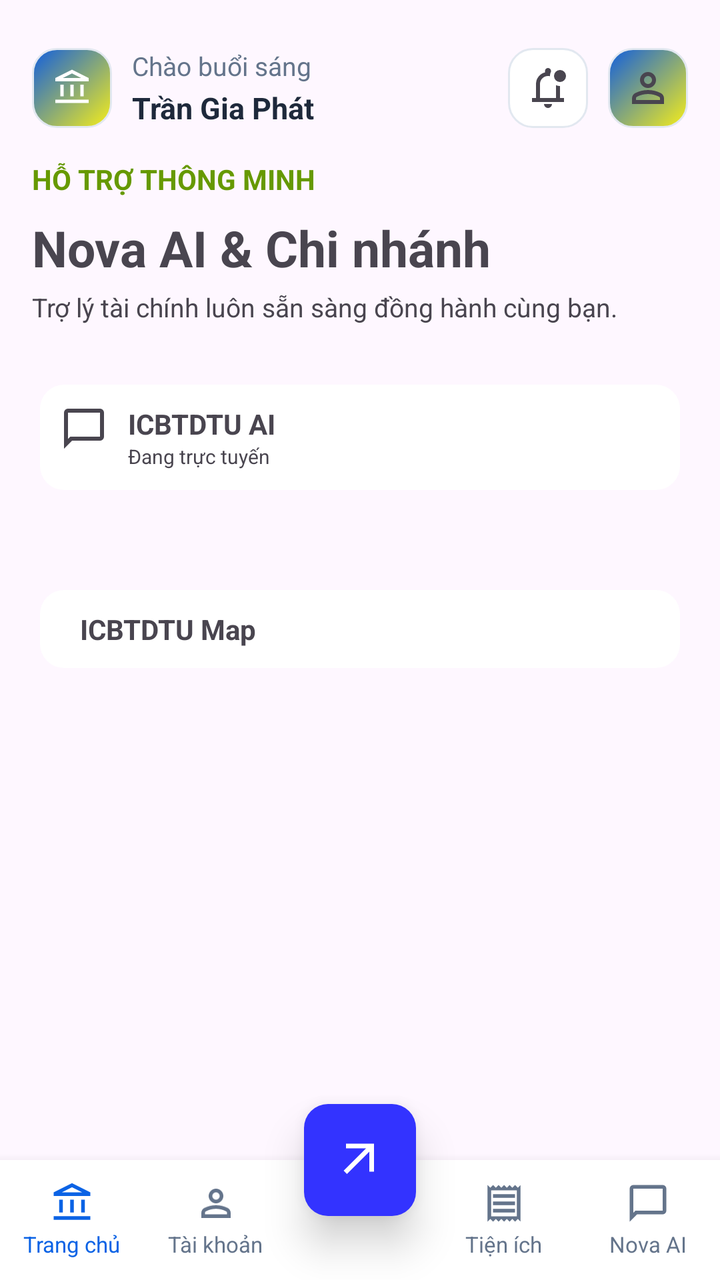
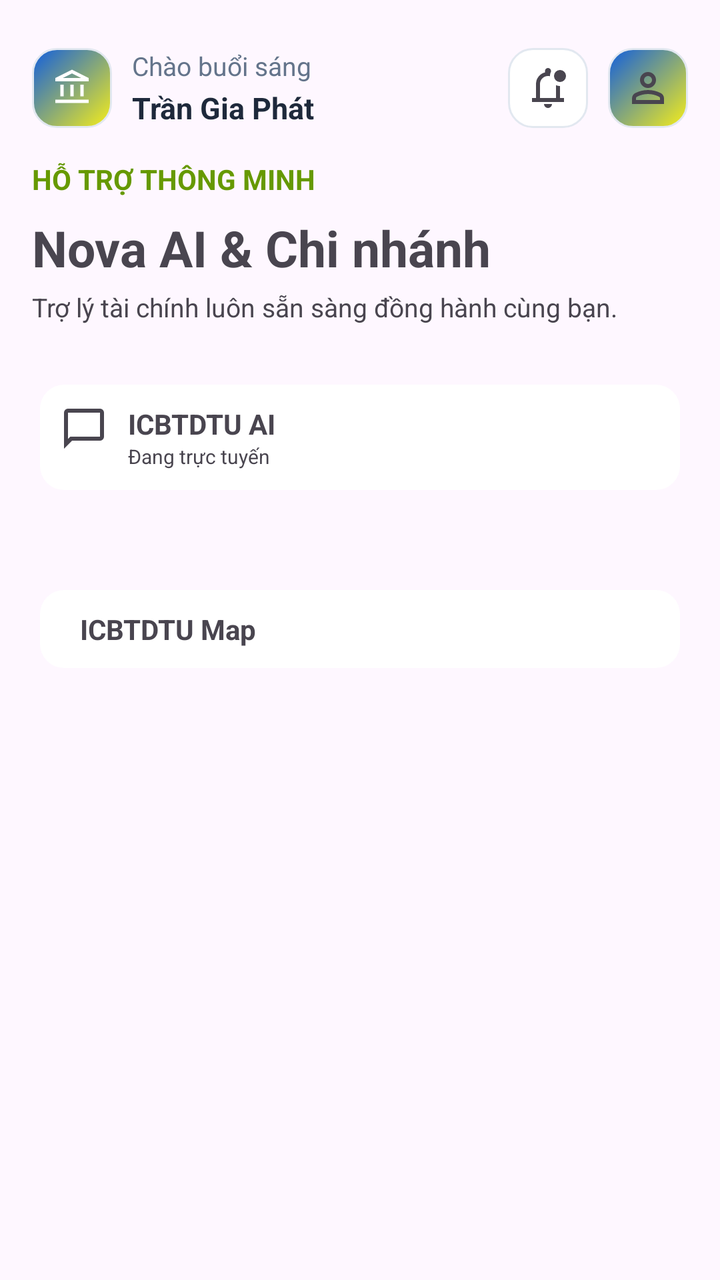

An Android layout rendered at two revisions. The XML below is the earlier revision; the diff shows what the commit changed to produce the second picture.
<!-- AndroidManifest.xml: application theme Theme.Industrial_and_Commercial_Bank_of_TDTU -->
<!-- res/layout/activity_chat_bot.xml -->
<?xml version="1.0" encoding="utf-8"?>
<androidx.constraintlayout.widget.ConstraintLayout xmlns:android="http://schemas.android.com/apk/res/android"
    xmlns:app="http://schemas.android.com/apk/res-auto"
    xmlns:tools="http://schemas.android.com/tools"
    android:id="@+id/main"
    android:layout_width="match_parent"
    android:layout_height="match_parent"
    tools:context=".ChatBotActivity">
    
    <ImageView
        android:id="@+id/imageView"
        android:layout_width="40dp"
        android:layout_height="40dp"
        android:layout_marginStart="16dp"
        android:layout_marginTop="24dp"
        android:background="@drawable/bg_logo_rounded"
        android:padding="10dp"
        app:layout_constraintStart_toStartOf="parent"
        app:layout_constraintTop_toTopOf="parent"
        app:srcCompat="@drawable/account_balance_24px" />

    <TextView
        android:id="@+id/textView8"
        android:layout_width="wrap_content"
        android:layout_height="wrap_content"
        android:layout_marginStart="10dp"
        android:text="Chào buổi sáng"
        android:textColor="#64748B"
        android:textSize="13sp"
        app:layout_constraintStart_toEndOf="@+id/imageView"
        app:layout_constraintTop_toTopOf="@+id/imageView" />

    <TextView
        android:id="@+id/txtName"
        android:layout_width="wrap_content"
        android:layout_height="wrap_content"
        android:layout_marginStart="10dp"
        android:layout_marginTop="2dp"
        android:text="Trần Gia Phát"
        android:textColor="#1E293B"
        android:textSize="15sp"
        android:textStyle="bold"
        app:layout_constraintStart_toEndOf="@+id/imageView"
        app:layout_constraintTop_toBottomOf="@+id/textView8" />

    <ImageButton
        android:id="@+id/imgProfile"
        android:layout_width="40dp"
        android:layout_height="40dp"
        android:layout_marginEnd="16dp"
        android:background="@drawable/bg_logo_rounded"
        android:padding="10dp"
        app:layout_constraintBottom_toBottomOf="@+id/imageView"
        app:layout_constraintEnd_toEndOf="parent"
        app:layout_constraintTop_toTopOf="@+id/imageView"
        app:srcCompat="@drawable/person_24px" />

    <ImageButton
        android:id="@+id/imgNoti"
        android:layout_width="40dp"
        android:layout_height="40dp"
        android:layout_marginEnd="10dp"
        android:background="@drawable/bg_input_rounded"
        android:padding="10dp"
        app:layout_constraintBottom_toBottomOf="@+id/imgProfile"
        app:layout_constraintEnd_toStartOf="@+id/imgProfile"
        app:layout_constraintTop_toTopOf="@+id/imgProfile"
        app:srcCompat="@drawable/notifications_unread_24px" />

    
    <ScrollView
        android:layout_width="match_parent"
        android:layout_height="0dp"
        android:fillViewport="true"
        android:scrollbars="vertical"
        android:scrollbarFadeDuration="0"
        android:scrollbarSize="4dp"

        app:layout_constraintBottom_toTopOf="@+id/bottomNav"
        app:layout_constraintTop_toBottomOf="@+id/imageView"
        android:layout_marginTop="16dp">


        <LinearLayout
            android:layout_width="match_parent"
            android:layout_height="wrap_content"
            android:orientation="vertical"
            android:paddingBottom="40dp"
            >

            
            <TextView
                android:id="@+id/textView9"
                android:layout_width="wrap_content"
                android:layout_height="wrap_content"
                android:layout_marginStart="16dp"
                android:text="HỖ TRỢ THÔNG MINH"
                android:textColor="@android:color/holo_green_dark"
                android:textStyle="bold" />

            <TextView
                android:id="@+id/textView10"
                android:layout_width="wrap_content"
                android:layout_height="wrap_content"
                android:layout_marginStart="16dp"
                android:layout_marginTop="8dp"
                android:text="Nova AI &amp; Chi nhánh"
                android:textSize="25sp"
                android:textStyle="bold" />

            <TextView
                android:id="@+id/textView11"
                android:layout_width="wrap_content"
                android:layout_height="wrap_content"
                android:layout_marginStart="16dp"
                android:layout_marginTop="4dp"
                android:text="Trợ lý tài chính luôn sẵn sàng đồng hành cùng bạn."
                android:textSize="13sp" />



            
            <LinearLayout
                android:layout_width="match_parent"
                android:layout_height="wrap_content"
                android:orientation="vertical"
                android:padding="20dp"
                android:layout_marginTop="10dp">

                <LinearLayout
                    android:layout_width="match_parent"
                    android:layout_height="wrap_content"
                    android:orientation="horizontal"
                    android:padding="10dp"
                    android:background="@drawable/bg_btn1">

                    <ImageView
                        android:layout_width="wrap_content"
                        android:layout_height="wrap_content"
                        android:src="@drawable/chat_bubble_24px"
                        />

                    <LinearLayout
                        android:layout_width="wrap_content"
                        android:layout_height="wrap_content"
                        android:orientation="vertical"
                        android:layout_marginStart="10dp">

                        <TextView
                            android:layout_width="wrap_content"
                            android:layout_height="wrap_content"
                            android:text="ICBTDTU AI"
                            android:textStyle="bold"/>


                        <TextView
                            android:layout_width="wrap_content"
                            android:layout_height="wrap_content"
                            android:text="Đang trực tuyến"
                            android:textSize="10sp"/>


                    </LinearLayout>

                </LinearLayout>


            </LinearLayout>


            
            <LinearLayout
                android:layout_width="match_parent"
                android:layout_height="wrap_content"
                android:orientation="vertical"
                android:padding="20dp"
                android:layout_marginTop="10dp">

                <LinearLayout
                    android:layout_width="match_parent"
                    android:layout_height="wrap_content"
                    android:orientation="horizontal"
                    android:padding="10dp"
                    android:background="@drawable/bg_btn1">

                    <TextView
                        android:layout_width="wrap_content"
                        android:layout_height="wrap_content"
                        app:icon ="@drawable/account_balance_24px"
                        />

                    <LinearLayout
                        android:layout_width="wrap_content"
                        android:layout_height="wrap_content"
                        android:orientation="vertical"
                        android:layout_marginStart="10dp">

                        <TextView
                            android:layout_width="wrap_content"
                            android:layout_height="wrap_content"
                            android:text="ICBTDTU Map"
                            android:textStyle="bold"/>

                    </LinearLayout>

                </LinearLayout>



            </LinearLayout>
        </LinearLayout>






    </ScrollView>
    
    <LinearLayout
        android:id="@+id/bottomNav"
        android:layout_width="match_parent"
        android:layout_height="60dp"
        android:background="#FFFFFF"
        android:elevation="8dp"
        android:orientation="horizontal"
        android:weightSum="5"
        app:layout_constraintBottom_toBottomOf="parent"
        app:layout_constraintEnd_toEndOf="parent"
        app:layout_constraintStart_toStartOf="parent">

        
        <LinearLayout
            android:id="@+id/navHome"
            android:layout_width="0dp"
            android:layout_height="match_parent"
            android:layout_weight="1"
            android:gravity="center"
            android:orientation="vertical">

            <ImageView
                android:layout_width="22dp"
                android:layout_height="22dp"
                android:src="@drawable/account_balance_24px"
                app:tint="#0B63E5" />

            <TextView
                android:layout_width="wrap_content"
                android:layout_height="wrap_content"
                android:layout_marginTop="2dp"
                android:text="Trang chủ"
                android:textColor="#0B63E5"
                android:textSize="11sp" />
        </LinearLayout>

        
        <LinearLayout
            android:id="@+id/navAccount"
            android:layout_width="0dp"
            android:layout_height="match_parent"
            android:layout_weight="1"
            android:gravity="center"
            android:orientation="vertical">

            <ImageView
                android:layout_width="22dp"
                android:layout_height="22dp"
                android:src="@drawable/person_24px"
                app:tint="#64748B" />

            <TextView
                android:layout_width="wrap_content"
                android:layout_height="wrap_content"
                android:layout_marginTop="2dp"
                android:text="Tài khoản"
                android:textColor="#64748B"
                android:textSize="11sp" />
        </LinearLayout>

        
        <View
            android:layout_width="0dp"
            android:layout_height="match_parent"
            android:layout_weight="1" />

        
        <LinearLayout
            android:id="@+id/navUtilities"
            android:layout_width="0dp"
            android:layout_height="match_parent"
            android:layout_weight="1"
            android:gravity="center"
            android:orientation="vertical">

            <ImageView
                android:id="@+id/btnBillMenu"
                android:layout_width="22dp"
                android:layout_height="22dp"
                android:src="@drawable/receipt"
                app:tint="#64748B" />

            <TextView
                android:layout_width="wrap_content"
                android:layout_height="wrap_content"
                android:layout_marginTop="2dp"
                android:text="Tiện ích"
                android:textColor="#64748B"
                android:textSize="11sp" />
        </LinearLayout>

        
        <LinearLayout
            android:id="@+id/navAI"
            android:layout_width="0dp"
            android:layout_height="match_parent"
            android:layout_weight="1"
            android:gravity="center"
            android:orientation="vertical">

            <ImageView
                android:layout_width="22dp"
                android:layout_height="22dp"
                android:src="@drawable/chat_bubble_24px"
                app:tint="#64748B" />

            <TextView
                android:layout_width="wrap_content"
                android:layout_height="wrap_content"
                android:layout_marginTop="2dp"
                android:text="Nova AI"
                android:textColor="#64748B"
                android:textSize="11sp" />
        </LinearLayout>

    </LinearLayout>


    <ImageButton
        android:id="@+id/btnCenter"
        android:layout_width="56dp"
        android:layout_height="56dp"
        android:background="@drawable/bg_btn"
        android:elevation="12dp"
        android:padding="14dp"
        android:scaleType="fitCenter"
        android:src="@drawable/arrow_outward"
        app:layout_constraintBottom_toTopOf="@+id/bottomNav"
        app:layout_constraintEnd_toEndOf="parent"
        app:layout_constraintStart_toStartOf="parent"
        app:layout_constraintTop_toTopOf="@+id/bottomNav"
        app:tint="#FFFFFF" />
</androidx.constraintlayout.widget.ConstraintLayout>
<!-- resources referenced by this layout -->
<resources>
  <!-- drawable account_balance_24px (drawable) -->
  <vector xmlns:android="http://schemas.android.com/apk/res/android"
      android:width="20dp"
      android:height="20dp"
      android:viewportWidth="960"
      android:viewportHeight="960"
      android:tint="@color/white">
    <path
        android:fillColor="@android:color/white"
        android:pathData="M200,680L200,400L280,400L280,680L200,680ZM440,680L440,400L520,400L520,680L440,680ZM80,840L80,760L880,760L880,840L80,840ZM680,680L680,400L760,400L760,680L680,680ZM80,320L80,240L480,40L880,240L880,320L80,320ZM258,240L480,240L702,240L258,240ZM258,240L702,240L480,130L258,240Z"/>
  </vector>
  <!-- drawable arrow_outward (drawable) -->
  <vector xmlns:android="http://schemas.android.com/apk/res/android"
      android:width="24dp"
      android:height="24dp"
      android:viewportWidth="24"
      android:viewportHeight="24">
      <path android:fillColor="#3333FF"
          android:pathData="M6.4,18L5,16.6L14.6,7H6V5H18V17H16V8.4L6.4,18Z"/>
  </vector>
  <!-- drawable bg_btn (drawable) -->
  <?xml version="1.0" encoding="utf-8"?>
  <shape xmlns:android="http://schemas.android.com/apk/res/android"
      android:shape="rectangle">
      
      <solid android:color="#3333FF" />
  
      
      <corners android:radius="12dp" />
  
  </shape>
  <!-- drawable bg_btn1 (drawable) -->
  <?xml version="1.0" encoding="utf-8"?>
  <shape xmlns:android="http://schemas.android.com/apk/res/android"
      android:shape="rectangle">
      
      <solid android:color="@color/white" />
  
      
      <corners android:radius="12dp" />
  
  </shape>
  <!-- drawable bg_input_rounded (drawable) -->
  <?xml version="1.0" encoding="utf-8"?>
  <shape xmlns:android="http://schemas.android.com/apk/res/android"
      android:shape="rectangle">
      
      <solid android:color="#FFFFFF" />
  
      
      <corners android:radius="12dp" />
  
      
      <stroke
          android:width="1dp"
          android:color="#E2E8F0" />
  </shape>
  <!-- drawable bg_logo_rounded (drawable) -->
  <?xml version="1.0" encoding="utf-8"?>
  <shape xmlns:android="http://schemas.android.com/apk/res/android"
      android:shape="rectangle">
      
      <gradient
          android:type="linear"
          android:angle="135"
          android:startColor="#f6ee19"
          android:endColor="#115ede" />
  
      
      <corners android:radius="12dp" />
  
      
      <stroke
          android:width="1dp"
          android:color="#E2E8F0" />
  </shape>
  <!-- drawable receipt (drawable) -->
  <vector xmlns:android="http://schemas.android.com/apk/res/android"
      android:width="24dp"
      android:height="24dp"
      android:viewportWidth="24"
      android:viewportHeight="24">
      <path android:fillColor="#3333FF"
          android:pathData="M3,22V2L4.5,3.5L6,2L7.5,3.5L9,2l1.5,1.5L12,2l1.5,1.5L15,2l1.5,1.5L18,2l1.5,1.5L21,2V22l-1.5-1.5L18,22l-1.5-1.5L15,22l-1.5-1.5L12,22l-1.5-1.5L9,22L7.5,20.5L6,22L4.5,20.5L3,22Zm3-5H18V15H6v2Zm0-4H18V11H6v2ZM6,9H18V7H6V9ZM5,19.1H19V4.9H5V19.1ZM5,4.9V19.1V4.9Z"/>
  </vector>
  <style name="Theme.Industrial_and_Commercial_Bank_of_TDTU" parent="Base.Theme.Industrial_and_Commercial_Bank_of_TDTU" />
  <color name="white">#FFFFFFFF</color>
  <style name="Base.Theme.Industrial_and_Commercial_Bank_of_TDTU" parent="Theme.Material3.DayNight.NoActionBar">
          
          
      </style>
  <!-- unchanged entries left out for length: 3 -->
</resources>

<!-- the commit's change to res/layout/activity_chat_bot.xml (unified diff, before → after) -->
@@ -76,7 +76,7 @@
         android:scrollbarFadeDuration="0"
         android:scrollbarSize="4dp"
 
-        app:layout_constraintBottom_toTopOf="@+id/bottomNav"
+        app:layout_constraintBottom_toBottomOf="parent"
         app:layout_constraintTop_toBottomOf="@+id/imageView"
         android:layout_marginTop="16dp">
 
@@ -216,137 +216,4 @@
 
 
     </ScrollView>
-    
-    <LinearLayout
-        android:id="@+id/bottomNav"
-        android:layout_width="match_parent"
-        android:layout_height="60dp"
-        android:background="#FFFFFF"
-        android:elevation="8dp"
-        android:orientation="horizontal"
-        android:weightSum="5"
-        app:layout_constraintBottom_toBottomOf="parent"
-        app:layout_constraintEnd_toEndOf="parent"
-        app:layout_constraintStart_toStartOf="parent">
-
-        
-        <LinearLayout
-            android:id="@+id/navHome"
-            android:layout_width="0dp"
-            android:layout_height="match_parent"
-            android:layout_weight="1"
-            android:gravity="center"
-            android:orientation="vertical">
-
-            <ImageView
-                android:layout_width="22dp"
-                android:layout_height="22dp"
-                android:src="@drawable/account_balance_24px"
-                app:tint="#0B63E5" />
-
-            <TextView
-                android:layout_width="wrap_content"
-                android:layout_height="wrap_content"
-                android:layout_marginTop="2dp"
-                android:text="Trang chủ"
-                android:textColor="#0B63E5"
-                android:textSize="11sp" />
-        </LinearLayout>
-
-        
-        <LinearLayout
-            android:id="@+id/navAccount"
-            android:layout_width="0dp"
-            android:layout_height="match_parent"
-            android:layout_weight="1"
-            android:gravity="center"
-            android:orientation="vertical">
-
-            <ImageView
-                android:layout_width="22dp"
-                android:layout_height="22dp"
-                android:src="@drawable/person_24px"
-                app:tint="#64748B" />
-
-            <TextView
-                android:layout_width="wrap_content"
-                android:layout_height="wrap_content"
-                android:layout_marginTop="2dp"
-                android:text="Tài khoản"
-                android:textColor="#64748B"
-                android:textSize="11sp" />
-        </LinearLayout>
-
-        
-        <View
-            android:layout_width="0dp"
-            android:layout_height="match_parent"
-            android:layout_weight="1" />
-
-        
-        <LinearLayout
-            android:id="@+id/navUtilities"
-            android:layout_width="0dp"
-            android:layout_height="match_parent"
-            android:layout_weight="1"
-            android:gravity="center"
-            android:orientation="vertical">
-
-            <ImageView
-                android:id="@+id/btnBillMenu"
-                android:layout_width="22dp"
-                android:layout_height="22dp"
-                android:src="@drawable/receipt"
-                app:tint="#64748B" />
-
-            <TextView
-                android:layout_width="wrap_content"
-                android:layout_height="wrap_content"
-                android:layout_marginTop="2dp"
-                android:text="Tiện ích"
-                android:textColor="#64748B"
-                android:textSize="11sp" />
-        </LinearLayout>
-
-        
-        <LinearLayout
-            android:id="@+id/navAI"
-            android:layout_width="0dp"
-            android:layout_height="match_parent"
-            android:layout_weight="1"
-            android:gravity="center"
-            android:orientation="vertical">
-
-            <ImageView
-                android:layout_width="22dp"
-                android:layout_height="22dp"
-                android:src="@drawable/chat_bubble_24px"
-                app:tint="#64748B" />
-
-            <TextView
-                android:layout_width="wrap_content"
-                android:layout_height="wrap_content"
-                android:layout_marginTop="2dp"
-                android:text="Nova AI"
-                android:textColor="#64748B"
-                android:textSize="11sp" />
-        </LinearLayout>
-
-    </LinearLayout>
-
-
-    <ImageButton
-        android:id="@+id/btnCenter"
-        android:layout_width="56dp"
-        android:layout_height="56dp"
-        android:background="@drawable/bg_btn"
-        android:elevation="12dp"
-        android:padding="14dp"
-        android:scaleType="fitCenter"
-        android:src="@drawable/arrow_outward"
-        app:layout_constraintBottom_toTopOf="@+id/bottomNav"
-        app:layout_constraintEnd_toEndOf="parent"
-        app:layout_constraintStart_toStartOf="parent"
-        app:layout_constraintTop_toTopOf="@+id/bottomNav"
-        app:tint="#FFFFFF" />
 </androidx.constraintlayout.widget.ConstraintLayout>
<!-- resource entries referenced after the edit -->
@@ -11,26 +11,6 @@
         android:fillColor="@android:color/white"
         android:pathData="M200,680L200,400L280,400L280,680L200,680ZM440,680L440,400L520,400L520,680L440,680ZM80,840L80,760L880,760L880,840L80,840ZM680,680L680,400L760,400L760,680L680,680ZM80,320L80,240L480,40L880,240L880,320L80,320ZM258,240L480,240L702,240L258,240ZM258,240L702,240L480,130L258,240Z"/>
   </vector>
-  <!-- drawable arrow_outward (drawable) -->
-  <vector xmlns:android="http://schemas.android.com/apk/res/android"
-      android:width="24dp"
-      android:height="24dp"
-      android:viewportWidth="24"
-      android:viewportHeight="24">
-      <path android:fillColor="#3333FF"
-          android:pathData="M6.4,18L5,16.6L14.6,7H6V5H18V17H16V8.4L6.4,18Z"/>
-  </vector>
-  <!-- drawable bg_btn (drawable) -->
-  <?xml version="1.0" encoding="utf-8"?>
-  <shape xmlns:android="http://schemas.android.com/apk/res/android"
-      android:shape="rectangle">
-      
-      <solid android:color="#3333FF" />
-  
-      
-      <corners android:radius="12dp" />
-  
-  </shape>
   <!-- drawable bg_btn1 (drawable) -->
   <?xml version="1.0" encoding="utf-8"?>
   <shape xmlns:android="http://schemas.android.com/apk/res/android"
@@ -76,15 +56,6 @@
           android:width="1dp"
           android:color="#E2E8F0" />
   </shape>
-  <!-- drawable receipt (drawable) -->
-  <vector xmlns:android="http://schemas.android.com/apk/res/android"
-      android:width="24dp"
-      android:height="24dp"
-      android:viewportWidth="24"
-      android:viewportHeight="24">
-      <path android:fillColor="#3333FF"
-          android:pathData="M3,22V2L4.5,3.5L6,2L7.5,3.5L9,2l1.5,1.5L12,2l1.5,1.5L15,2l1.5,1.5L18,2l1.5,1.5L21,2V22l-1.5-1.5L18,22l-1.5-1.5L15,22l-1.5-1.5L12,22l-1.5-1.5L9,22L7.5,20.5L6,22L4.5,20.5L3,22Zm3-5H18V15H6v2Zm0-4H18V11H6v2ZM6,9H18V7H6V9ZM5,19.1H19V4.9H5V19.1ZM5,4.9V19.1V4.9Z"/>
-  </vector>
   <style name="Theme.Industrial_and_Commercial_Bank_of_TDTU" parent="Base.Theme.Industrial_and_Commercial_Bank_of_TDTU" />
   <color name="white">#FFFFFFFF</color>
   <style name="Base.Theme.Industrial_and_Commercial_Bank_of_TDTU" parent="Theme.Material3.DayNight.NoActionBar">
